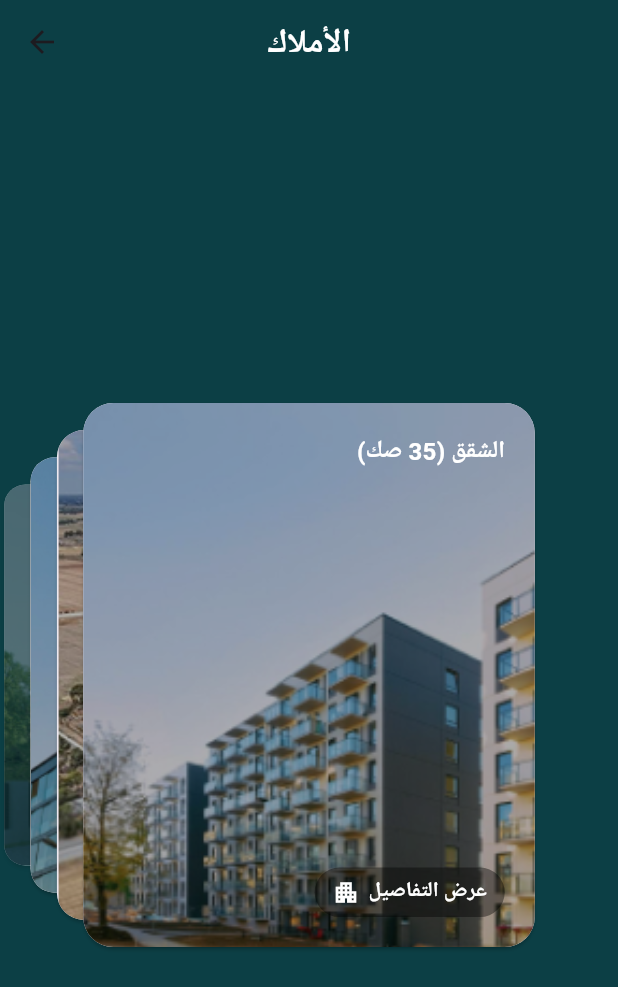
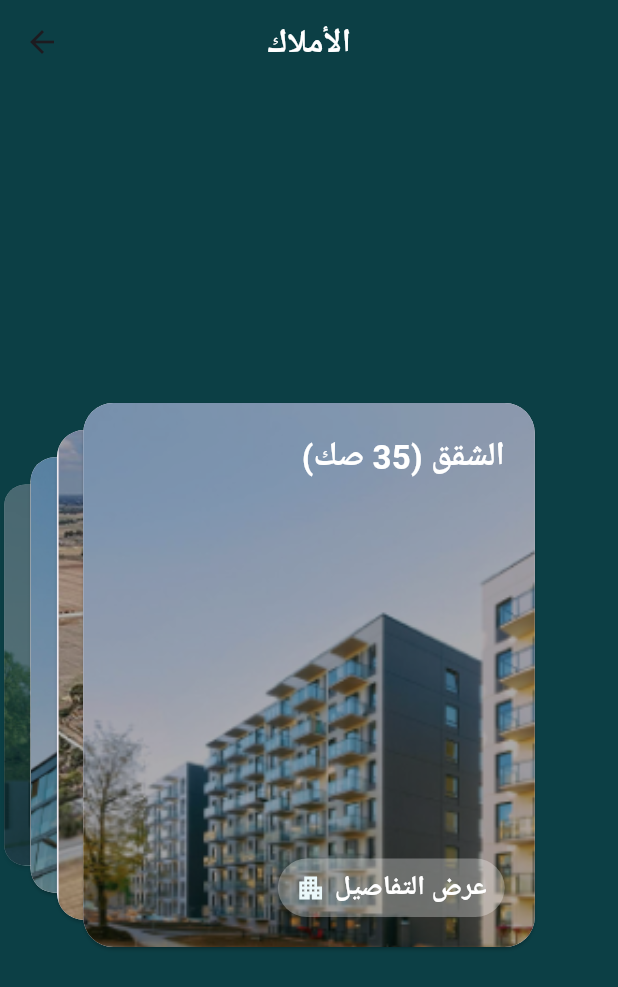
Before and after one commit to oom22/wathiq, a Flutter app: the BelongingsScreen screen opened directly, on a phone screen of 412 x 824 dp. Shown: the top 987 px of the screen. Run offline on Flutter 3.47's test engine with Material 3 defaults, Android fonts, the phone set to English and light mode, and no system bars; drawn by our look-alikes of card_swiper; our stand-ins replace animated_splash_screen, easy_stepper, file_picker, fl_chart, flutter_gemini, font_awesome_flutter and 3 more.

Commit message:
belongings update

```diff
--- a/lib/features/belongings/screen/belongings_details_screen.dart
+++ b/lib/features/belongings/screen/belongings_details_screen.dart
@@ -79,6 +79,7 @@ class _BelongingsDetailsScreenState extends State<BelongingsDetailsScreen> {
             child: Column(
               crossAxisAlignment: CrossAxisAlignment.end,
               children: [
+                //--------------------------------
                 Stack(
                   children: [
                     ClipRRect(
@@ -144,6 +145,9 @@ class _BelongingsDetailsScreenState extends State<BelongingsDetailsScreen> {
                     ],
                   ),
                 ),
+                //----------------------------
+
+
               ],
             ),
           ),
--- a/lib/features/belongings/screen/belongings_screen.dart
+++ b/lib/features/belongings/screen/belongings_screen.dart
@@ -1,5 +1,6 @@
 import 'package:flutter/material.dart';
 import 'package:card_swiper/card_swiper.dart';
+import 'package:wathiq/features/theme/app_colors.dart';
 import 'belongings_details_screen.dart';
 
 class BelongingsScreen extends StatelessWidget {
@@ -41,9 +42,10 @@ class BelongingsScreen extends StatelessWidget {
       "status": "للبيع",
       "location": "حي العقيق - الرياض",
       "street": "شارع العليا",
-      "price": "900000 رس",
+      "price": "900,000 رس",
       "icon": Icons.map,
     },
+
   ];
 
   @override
@@ -104,7 +106,7 @@ class BelongingsScreen extends StatelessWidget {
                             "${property["type"]} (${property["units"]} صك)",
                             style: const TextStyle(
                               color: Colors.white,
-                              fontSize: 16,
+                              fontSize: 22,
                               fontWeight: FontWeight.bold,
                             ),
                           ),
@@ -120,22 +122,22 @@ class BelongingsScreen extends StatelessWidget {
                               vertical: 6,
                             ),
                             decoration: BoxDecoration(
-                              color: Colors.black.withOpacity(0.4),
+                              color: Colors.white.withOpacity(0.3),
                               borderRadius: BorderRadius.circular(20),
                             ),
                             child: Row(
                               children: [
                                 Icon(
                                   property["icon"],
-                                  color: Colors.white,
-                                  size: 18,
+                                  color: AppColors.background,
+                                  size: 20,
                                 ),
                                 const SizedBox(width: 6),
                                 const Text(
                                   "عرض التفاصيل",
                                   style: TextStyle(
                                     color: Colors.white,
-                                    fontSize: 14,
+                                    fontSize: 18,
                                     fontWeight: FontWeight.bold,
                                   ),
                                 ),
--- a/pubspec.yaml
+++ b/pubspec.yaml
@@ -19,6 +19,8 @@ dependencies:
   flutter_gemini: ^3.0.0
   easy_stepper: ^0.8.5+1
   file_picker: ^10.3.3
+  card_swiper: ^3.0.1
+
 
 
 dev_dependencies:
```
Also changed, not shown: assets/images/v1.png (added), assets/images/v2.png (added).
